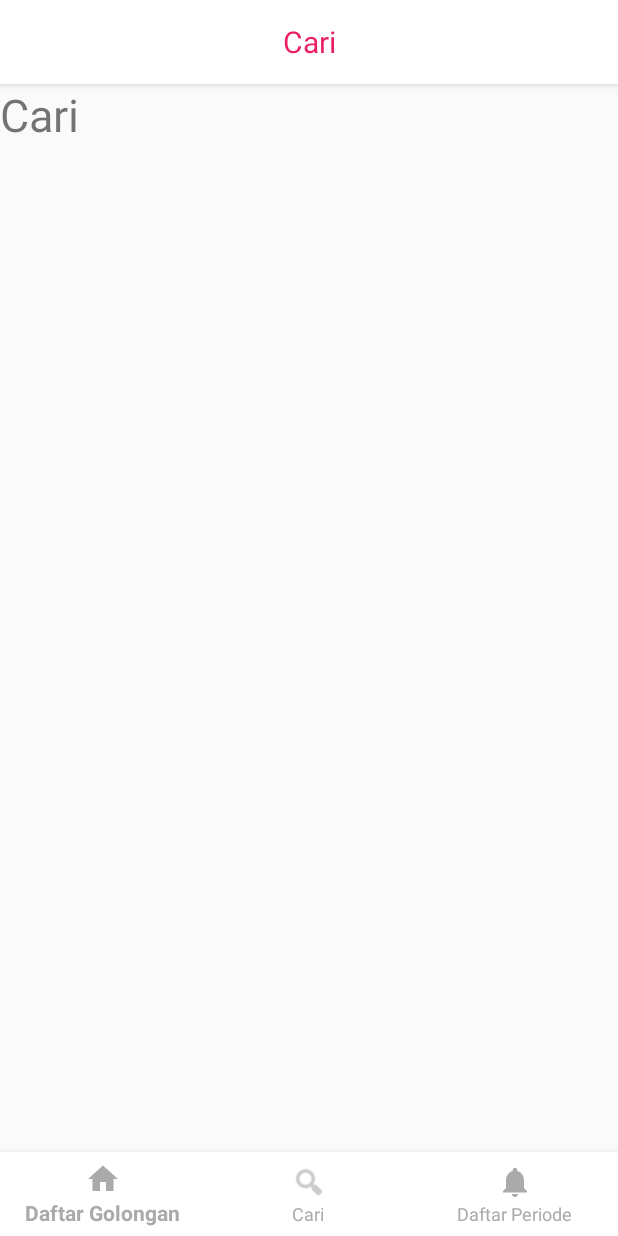
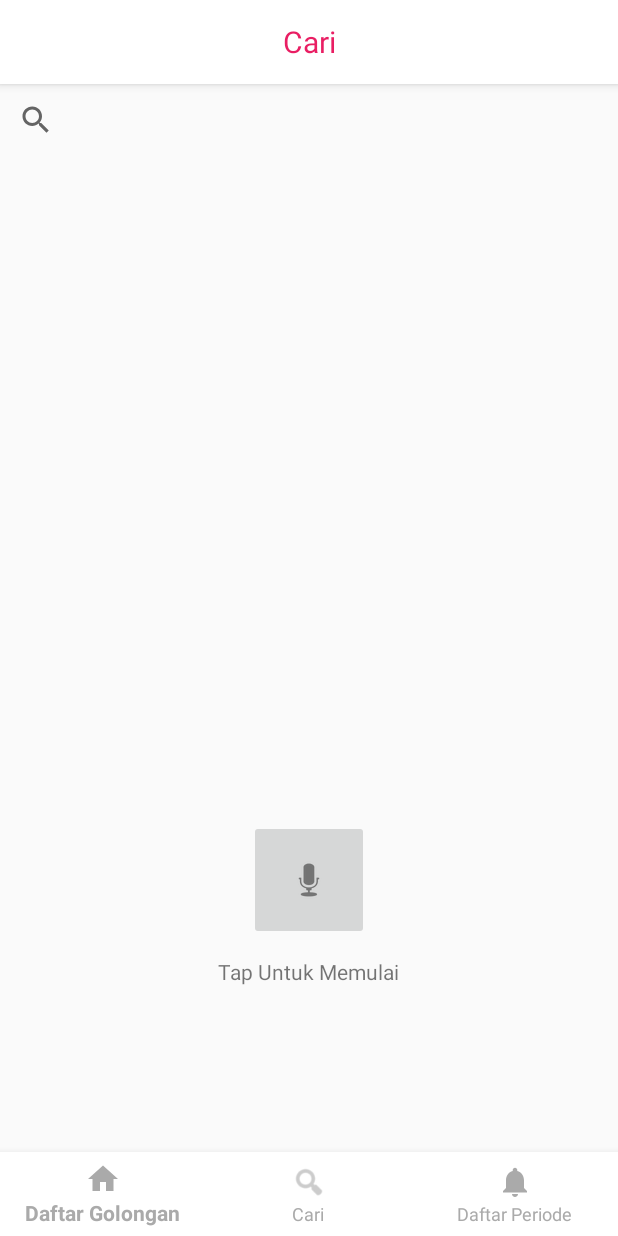
Before and after one commit to adisaripuloh-student/fuck-feck, an Android app: the screen it shows after launch (MainActivity), on a phone screen of 412 x 824 dp. Run offline under Robolectric (Android 15) with nearby library versions, the phone set to English and light mode, and no system bars.

Commit message:
tinggal backend cari

```diff
--- a/app/src/main/java/sismul/periodik/table/tabelperiodik/Rest/ApiInterface.java
+++ b/app/src/main/java/sismul/periodik/table/tabelperiodik/Rest/ApiInterface.java
@@ -17,10 +17,10 @@ public interface ApiInterface {
 //
     @GET("unsur/{id}")
     Call<Unsur> getUnsur(@Path("id") int id);
-//
-//    @GET("search/{query}")
-//    Call<MoviesResponse> getUnsur(@Path("query") String query);
-//
+
+    @GET("search/{query}")
+    Call<Unsur> getSearch(@Path("query") String query);
+
     @GET("golongan/{id}")
     Call<List<Unsur>> getGolongan(@Path("id") int id);
 
--- a/app/src/main/res/layout/fragment_cari.xml
+++ b/app/src/main/res/layout/fragment_cari.xml
@@ -6,12 +6,35 @@
     android:layout_height="match_parent"
     tools:context=".MainActivity">
 
-    <TextView
-        android:layout_width="wrap_content"
-        android:layout_height="wrap_content"
-        android:layout_centerHorizontal="true"
-        android:text="@string/title_cari"
-        android:textSize="30sp"
-        android:textAlignment="center"/>
+    <RelativeLayout
+        android:layout_width="match_parent"
+        android:layout_height="match_parent">
 
+        <SearchView
+            android:layout_width="match_parent"
+            android:layout_height="wrap_content"
+            android:id="@+id/searchView">
+
+        </SearchView>
+
+        <ImageButton
+            android:id="@+id/ibutton_cari"
+            android:layout_width="80dp"
+            android:layout_height="80dp"
+            android:layout_alignParentBottom="true"
+            android:layout_centerHorizontal="true"
+            android:layout_marginBottom="141dp"
+            android:layout_weight="1"
+            app:srcCompat="@android:drawable/ic_btn_speak_now" />
+
+        <TextView
+            android:id="@+id/textView"
+            android:layout_width="wrap_content"
+            android:layout_height="wrap_content"
+            android:layout_alignTop="@+id/ibutton_cari"
+            android:layout_centerHorizontal="true"
+            android:layout_marginTop="91dp"
+            android:text="Tap Untuk Memulai" />
+
+    </RelativeLayout>
 </android.support.design.widget.CoordinatorLayout>
```
Also changed, not shown: app/src/main/java/sismul/periodik/table/tabelperiodik/Fragment/FragmentCari.java (+92 -1 lines), app/src/main/java/sismul/periodik/table/tabelperiodik/Fragment/FragmentDetailUnsur.java (+11 -1 lines), app/src/main/res/layout/fragment_unsur.xml (+107 -10 lines).
